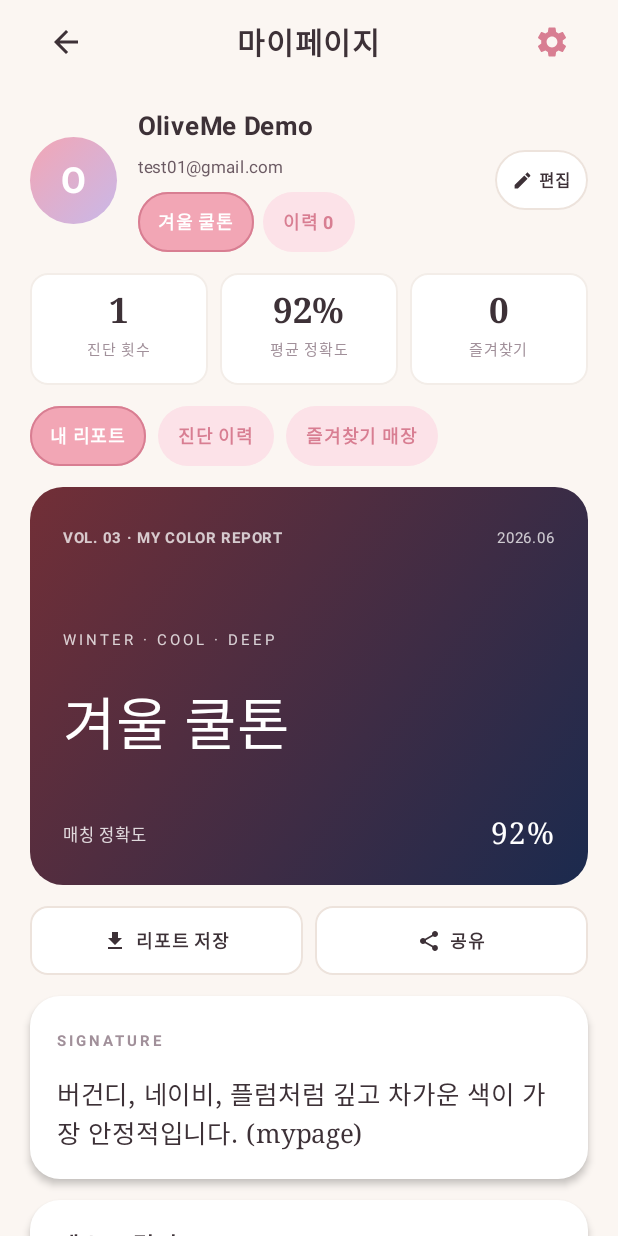
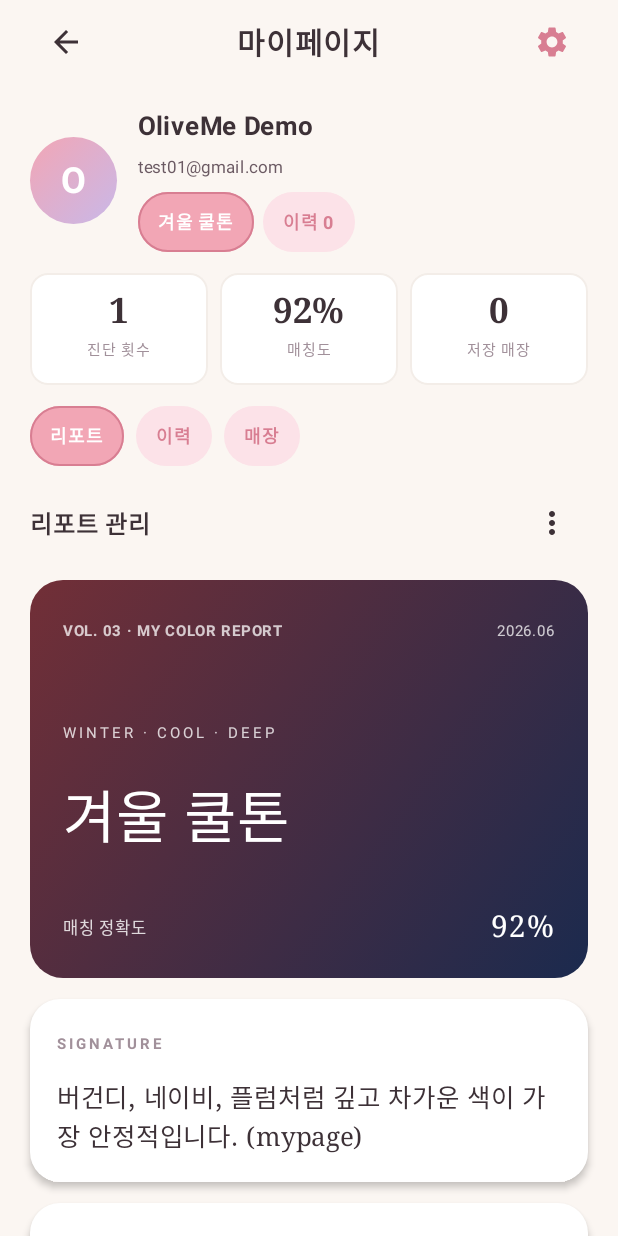
Before and after one commit to personal-color-app/personal_color_app, an Android app built with Jetpack Compose: the MyPageActivity screen opened directly, with no data from a screen before it, on a phone screen of 412 x 824 dp. Run offline under Robolectric (Android 15) with nearby library versions, the light colour scheme and no system bars; pictures from the network do not load.

Commit message:
Simplify map and mypage actions

```diff
--- a/android/app/src/main/java/com/oliveme/app/MyPageActivity.kt
+++ b/android/app/src/main/java/com/oliveme/app/MyPageActivity.kt
@@ -28,7 +28,6 @@ class MyPageActivity : ComponentActivity() {
                     user = user,
                     onBack = { finish() },
                     onSettings = { startActivity(settingsIntent(user)) },
-                    onEdit = { startActivity(settingsIntent(user)) },
                     onSaveReport = { Toast.makeText(this, "리포트를 저장했습니다.", Toast.LENGTH_SHORT).show() },
                     onShareReport = { shareReport() },
                     onOpenResult = { startActivity(resultIntent(user)) },
--- a/android/app/src/main/java/com/oliveme/app/ui/screens/MyPageScreen.kt
+++ b/android/app/src/main/java/com/oliveme/app/ui/screens/MyPageScreen.kt
@@ -19,11 +19,12 @@ import androidx.compose.foundation.shape.CircleShape
 import androidx.compose.foundation.shape.RoundedCornerShape
 import androidx.compose.material.icons.Icons
 import androidx.compose.material.icons.filled.ArrowBack
-import androidx.compose.material.icons.filled.Edit
-import androidx.compose.material.icons.filled.FileDownload
+import androidx.compose.material.icons.filled.MoreVert
 import androidx.compose.material.icons.filled.Settings
-import androidx.compose.material.icons.filled.Share
+import androidx.compose.material3.DropdownMenu
+import androidx.compose.material3.DropdownMenuItem
 import androidx.compose.material3.Icon
+import androidx.compose.material3.IconButton
 import androidx.compose.material3.Text
 import androidx.compose.runtime.Composable
 import androidx.compose.runtime.getValue
@@ -60,7 +61,6 @@ fun MyPageScreen(
     user: UserProfile,
     onBack: () -> Unit,
     onSettings: () -> Unit,
-    onEdit: () -> Unit,
     onSaveReport: () -> Unit,
     onShareReport: () -> Unit,
     onOpenResult: () -> Unit,
@@ -86,14 +86,14 @@ fun MyPageScreen(
             actionContentDescription = "설정",
             onAction = onSettings,
         )
-        ProfileHeader(user, state, onEdit)
+        ProfileHeader(user, state)
         Row(horizontalArrangement = Arrangement.spacedBy(8.dp)) {
             StatCell("${state.history.size + 1}", "진단 횟수", Modifier.weight(1f))
-            StatCell("${latest.matchScore}%", "평균 정확도", Modifier.weight(1f))
-            StatCell("${state.favorites.size}", "즐겨찾기", Modifier.weight(1f))
+            StatCell("${latest.matchScore}%", "매칭도", Modifier.weight(1f))
+            StatCell("${state.favorites.size}", "저장 매장", Modifier.weight(1f))
         }
         Row(horizontalArrangement = Arrangement.spacedBy(8.dp)) {
-            listOf("내 리포트", "진단 이력", "즐겨찾기 매장").forEachIndexed { index, label ->
+            listOf("리포트", "이력", "매장").forEachIndexed { index, label ->
                 Pill(label, selected = tab == index) { tab = index }
             }
         }
@@ -106,7 +106,7 @@ fun MyPageScreen(
 }
 
 @Composable
-private fun ProfileHeader(user: UserProfile, state: MyPageUiState, onEdit: () -> Unit) {
+private fun ProfileHeader(user: UserProfile, state: MyPageUiState) {
     Row(
         modifier = Modifier
             .fillMaxWidth()
@@ -129,18 +129,6 @@ private fun ProfileHeader(user: UserProfile, state: MyPageUiState, onEdit: () ->
                 Pill("겨울 쿨톤", selected = true)
                 Pill("이력 ${state.history.size}")
             }
-        }
-        Row(
-            modifier = Modifier
-                .background(OliveCard, RoundedCornerShape(50))
-                .border(1.dp, OliveLine, RoundedCornerShape(50))
-                .clickable(onClick = onEdit)
-                .padding(horizontal = 11.dp, vertical = 8.dp),
-            verticalAlignment = Alignment.CenterVertically,
-            horizontalArrangement = Arrangement.spacedBy(4.dp),
-        ) {
-            Icon(Icons.Filled.Edit, contentDescription = null, tint = OliveText, modifier = Modifier.size(14.dp))
-            Text("편집", color = OliveText, fontSize = 11.sp, fontWeight = FontWeight.Bold)
         }
     }
 }
@@ -167,7 +155,32 @@ private fun ReportTab(
     onDiagnosis: () -> Unit,
     modifier: Modifier = Modifier,
 ) {
+    var menuOpen by remember { mutableIntStateOf(0) }
     LazyColumn(modifier = modifier, verticalArrangement = Arrangement.spacedBy(14.dp)) {
+        item {
+            Row(Modifier.fillMaxWidth(), horizontalArrangement = Arrangement.SpaceBetween, verticalAlignment = Alignment.CenterVertically) {
+                Text("리포트 관리", color = OliveText, fontWeight = FontWeight.Bold)
+                IconButton(onClick = { menuOpen = 1 }) {
+                    Icon(Icons.Filled.MoreVert, contentDescription = "리포트 더보기", tint = OliveText)
+                }
+                DropdownMenu(expanded = menuOpen == 1, onDismissRequest = { menuOpen = 0 }) {
+                    DropdownMenuItem(
+                        text = { Text("리포트 저장") },
+                        onClick = {
+                            menuOpen = 0
+                            onSave()
+                        },
+                    )
+                    DropdownMenuItem(
+                        text = { Text("공유") },
+                        onClick = {
+                            menuOpen = 0
+                            onShare()
+                        },
+                    )
+                }
+            }
+        }
         item {
             Column(
                 modifier = Modifier
@@ -192,12 +205,6 @@ private fun ReportTab(
                     Text("매칭 정확도", color = Color.White.copy(alpha = 0.82f), fontSize = 11.sp)
                     Text("${latest.matchScore}%", color = Color.White, fontFamily = FontFamily.Serif, fontSize = 20.sp)
                 }
-            }
-        }
-        item {
-            Row(horizontalArrangement = Arrangement.spacedBy(8.dp)) {
-                ReportAction("리포트 저장", Icons.Filled.FileDownload, Modifier.weight(1f), onSave)
-                ReportAction("공유", Icons.Filled.Share, Modifier.weight(1f), onShare)
             }
         }
         item {
@@ -242,31 +249,14 @@ private fun ReportTab(
 }
 
 @Composable
-private fun ReportAction(text: String, icon: androidx.compose.ui.graphics.vector.ImageVector, modifier: Modifier, onClick: () -> Unit) {
-    Row(
-        modifier = modifier
-            .height(46.dp)
-            .background(OliveCard, RoundedCornerShape(12.dp))
-            .border(1.dp, OliveLine, RoundedCornerShape(12.dp))
-            .clickable(onClick = onClick),
-        verticalAlignment = Alignment.CenterVertically,
-        horizontalArrangement = Arrangement.Center,
-    ) {
-        Icon(icon, contentDescription = null, tint = OliveText, modifier = Modifier.size(16.dp))
-        Spacer(Modifier.size(6.dp))
-        Text(text, color = OliveText, fontSize = 12.sp, fontWeight = FontWeight.Bold)
-    }
-}
-
-@Composable
 private fun HistoryTab(state: MyPageUiState, onOpen: () -> Unit, modifier: Modifier = Modifier) {
     LazyColumn(modifier = modifier, verticalArrangement = Arrangement.spacedBy(10.dp)) {
         if (state.history.isEmpty()) {
             item {
                 OliveCardBlock(Modifier.clickable(onClick = onOpen)) {
                     Column(verticalArrangement = Arrangement.spacedBy(8.dp)) {
-                        Text("최신 샘플 리포트", color = OliveText, fontWeight = FontWeight.Bold)
-                        Text("저장된 진단이 없으면 샘플 결과를 열어 시연합니다.", color = OliveTextDim)
+                        Text("최근 리포트", color = OliveText, fontWeight = FontWeight.Bold)
+                        Text("저장된 진단이 없으면 최근 결과를 열어볼 수 있습니다.", color = OliveTextDim)
                     }
                 }
             }
```
Also changed, not shown: android/app/src/main/java/com/oliveme/app/MapActivity.kt (+11 -1 lines), android/app/src/main/java/com/oliveme/app/ui/screens/MapScreen.kt (+5 -5 lines).
